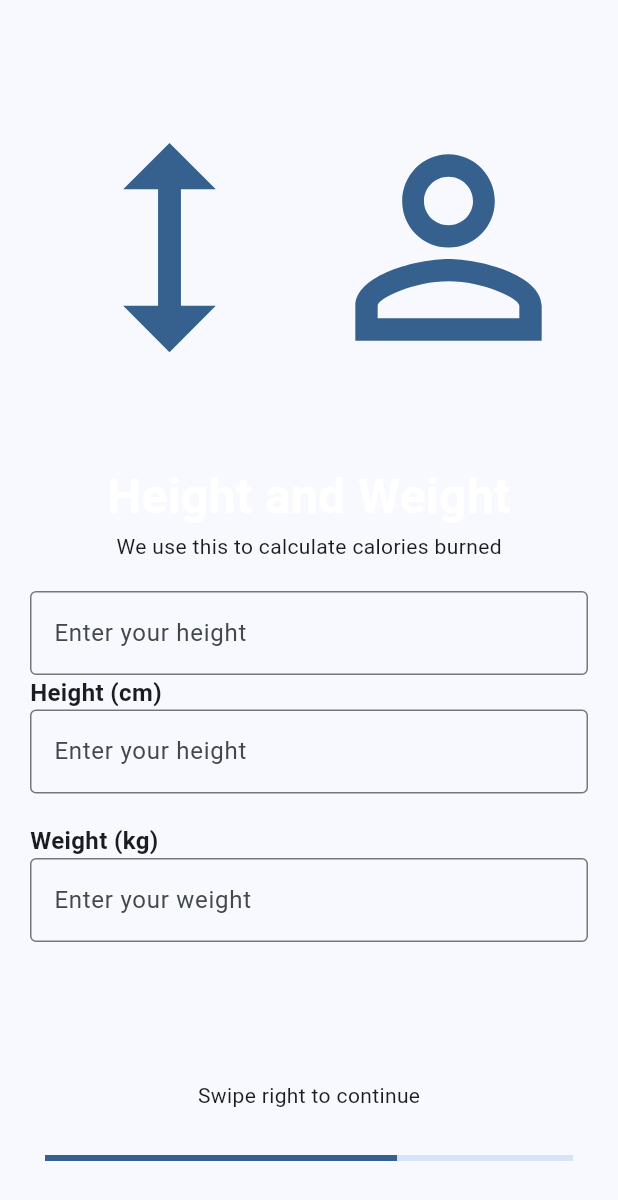
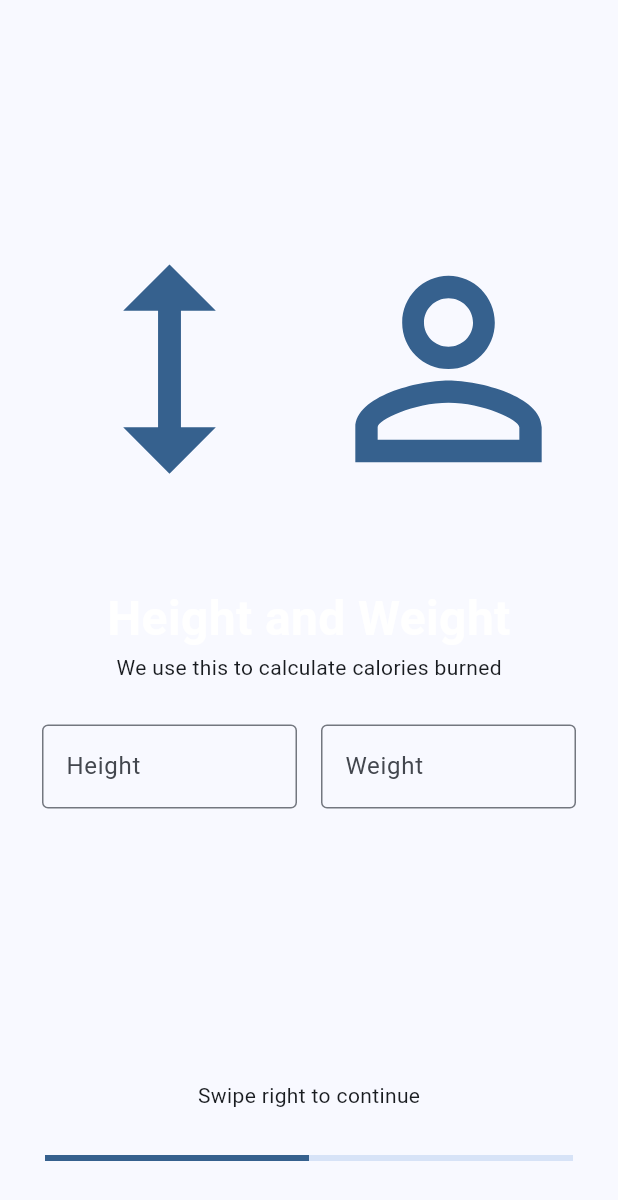
Before and after one commit to hughesjs/FitnessMachine, a Flutter app: the screen it shows after launch, swiped to page 3, on a phone screen of 412 x 824 dp. Shown: the top 1200 px of the screen. Run offline on Flutter 3.47's test engine with Material 3 defaults, Android fonts, the phone set to English and light mode, and no system bars; our stand-ins replace equatable, flutter_bloc, flutter_blue_plus, get_it, logger, sqflite and 1 more; missing offline and left inert: flutter_guid, health; accounts and stored records are empty; statements that could not run were skipped.

Commit message:
Finished first pass of height and weight layout page
Signed-off-by: James Hughes <james@pyrosoftsolutions.co.uk>

```diff
--- a/src/lib/onboarding/layouts/onboarding_layout.dart
+++ b/src/lib/onboarding/layouts/onboarding_layout.dart
@@ -1,6 +1,7 @@
 import 'package:fitness_machine/onboarding/pages/find_device_page.dart';
 import 'package:fitness_machine/onboarding/pages/health_page.dart';
 import 'package:fitness_machine/onboarding/pages/height_and_weight_page.dart';
+import 'package:fitness_machine/onboarding/pages/review_page.dart';
 import 'package:fitness_machine/onboarding/pages/welcome_page.dart';
 import 'package:flutter/material.dart';
 
@@ -20,6 +21,7 @@ class _PageViewExampleState extends State<OnboardingLayout> {
     HealthPage(),
     HeightAndWeightPage(),
     FindDevicePage(),
+    ReviewPage()
   ];
 
   int _currentPageIndex = 0;
--- a/src/lib/onboarding/pages/height_and_weight_page.dart
+++ b/src/lib/onboarding/pages/height_and_weight_page.dart
@@ -5,8 +5,7 @@ class HeightAndWeightPage extends StatelessWidget {
 
   @override
   Widget build(BuildContext context) {
-    return Stack(
-      fit: StackFit.expand,
+    return Stack(fit: StackFit.expand,
       children: <Widget>[
         Center(
           child: Padding(
@@ -44,17 +43,8 @@ class HeightAndWeightPage extends StatelessWidget {
                 ),
                 const Text("We use this to calculate calories burned"),
                 const SizedBox(height: 20),
-                TextField(
-                  keyboardType: TextInputType.numberWithOptions(decimal: true),
-                  decoration: InputDecoration(
-                    border: OutlineInputBorder(),
-                    hintText: 'Enter your height',
-                    suffixText: "cm"
-                  ),
 
-                ),
-
-                HeightWeightWidget(),
+                const HeightWeightWidget(),
                 const SizedBox(height: 20)
               ],
             ),
@@ -72,30 +62,37 @@ class HeightWeightWidget extends StatelessWidget {
 
   @override
   Widget build(BuildContext context) {
-    return Column(
+    return Row(
       crossAxisAlignment: CrossAxisAlignment.start,
       children: <Widget>[
-        Text(
-          'Height (cm)',
-          style: TextStyle(fontSize: 16, fontWeight: FontWeight.bold),
-        ),
-        TextField(
-          keyboardType: TextInputType.number,
-          decoration: InputDecoration(
-            hintText: 'Enter your height',
-            border: OutlineInputBorder(),
+        Expanded(
+          child: Padding(
+            padding: const EdgeInsets.all(8.0),
+            child: TextField(
+              onTapOutside: (e) => FocusScope.of(context).unfocus(),
+              keyboardType: TextInputType.number,
+              decoration: const InputDecoration(
+                label: Text("Height"),
+                hintText: 'cm',
+                border: OutlineInputBorder(),
+                suffixText: "cm"
+              ),
+            ),
           ),
         ),
-        SizedBox(height: 20),
-        Text(
-          'Weight (kg)',
-          style: TextStyle(fontSize: 16, fontWeight: FontWeight.bold),
-        ),
-        TextField(
-          keyboardType: TextInputType.number,
-          decoration: InputDecoration(
-            hintText: 'Enter your weight',
-            border: OutlineInputBorder(),
+        Expanded(
+          child: Padding(
+            padding: const EdgeInsets.all(8.0),
+            child: TextField(
+              onTapOutside: (_) => FocusScope.of(context).unfocus(),
+              keyboardType: TextInputType.number,
+              decoration: const InputDecoration(
+                label: Text("Weight"),
+                hintText: 'kg',
+                border: OutlineInputBorder(),
+                suffixText: "kg"
+              ),
+            ),
           ),
         ),
       ],
--- /dev/null
+++ b/src/lib/onboarding/pages/review_page.dart
@@ -0,0 +1,10 @@
+import 'package:flutter/material.dart';
+
+class ReviewPage extends StatelessWidget {
+  const ReviewPage({super.key});
+
+  @override
+  Widget build(BuildContext context) {
+    return const Center(child: Text('Review'));
+  }
+}
```
